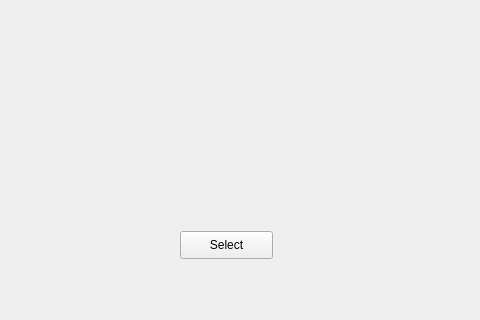
This is QtGuiApplication/QtGuiBoss.ui in xiaotong1996/MyFirstGame as Qt 5 draws it before an edit; both pictures show x 110 to 590 and y 226 to 546 of the 1280 by 760 pixel window. The edited form follows.
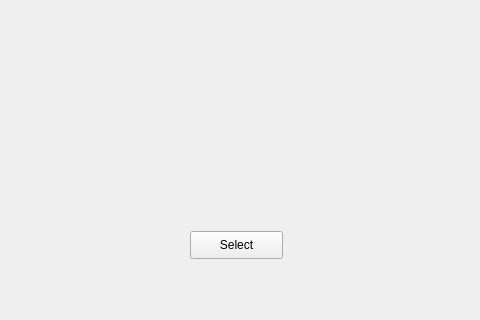
This is the edited form. Icons and pictures are not drawn.

The edit to the form file:
```diff
--- a/QtGuiApplication/QtGuiBoss.ui
+++ b/QtGuiApplication/QtGuiBoss.ui
@@ -37,9 +37,9 @@
     <property name="geometry">
      <rect>
       <x>290</x>
-      <y>280</y>
+      <y>270</y>
       <width>121</width>
-      <height>141</height>
+      <height>151</height>
      </rect>
     </property>
     <property name="text">
@@ -52,7 +52,7 @@
    <widget class="QPushButton" name="bossSelect1">
     <property name="geometry">
      <rect>
-      <x>290</x>
+      <x>300</x>
       <y>440</y>
       <width>93</width>
       <height>28</height>
```
Left out of the diff: 2 changed lines with no effect on the pictures.
